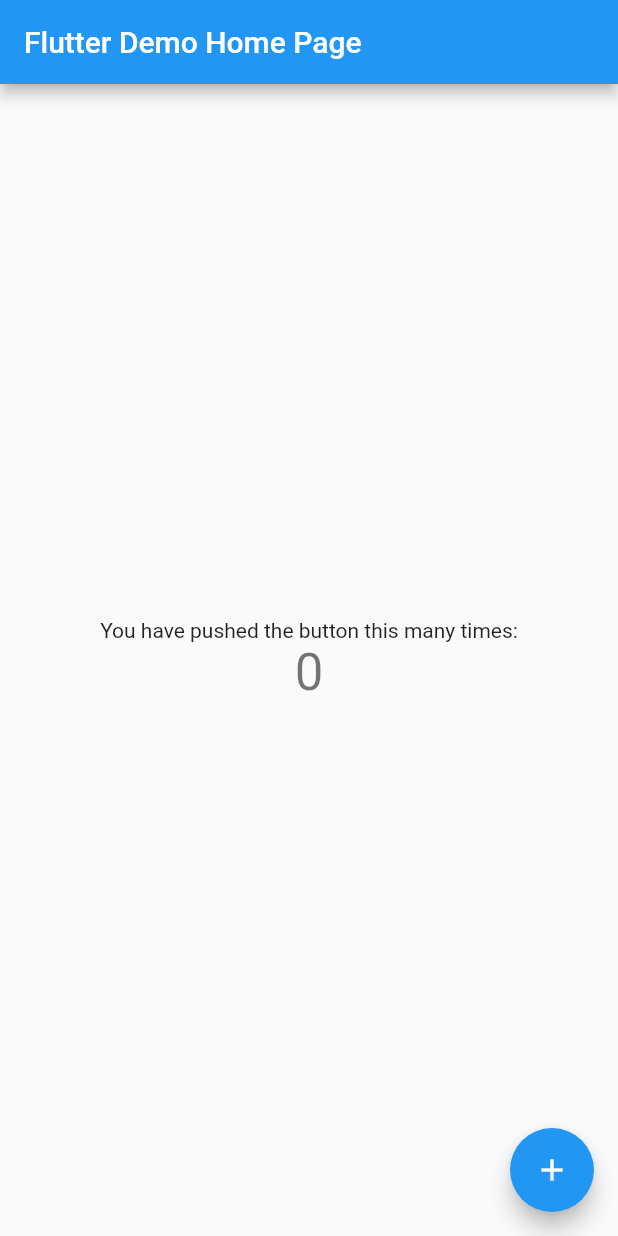
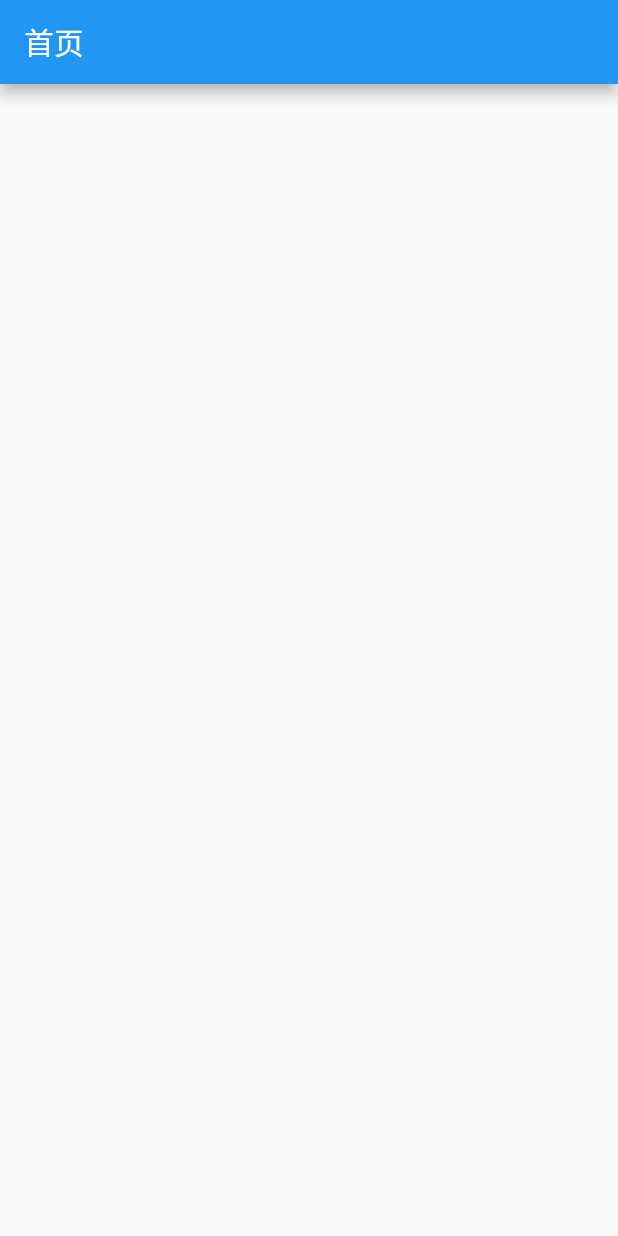
Before and after one commit to chuheridangwu/GirlPhotos, a Flutter app: the screen it shows after launch, on a phone screen of 412 x 824 dp. Run offline on Flutter 3.47's test engine with Material 2 defaults, Android fonts, the phone set to English and light mode, and no system bars; our stand-ins replace dio; network calls fail.

Commit message:
添加页面和网络请求dio,配置基础网络接口数据

```diff
--- /dev/null
+++ b/girl_photos/lib/home.dart
@@ -0,0 +1,26 @@
+import 'package:flutter/material.dart';
+import 'package:girl_photos/network_tool.dart';
+
+class HomePage extends StatefulWidget {
+  @override
+  _HomePageState createState() => _HomePageState();
+}
+
+class _HomePageState extends State<HomePage> {
+  @override
+  void initState() {
+    super.initState();
+    NetWorkTool().getBaseIP();
+    NetWorkTool().getHomeList();
+  }
+
+  @override
+  Widget build(BuildContext context) {
+    return Scaffold(
+      appBar: AppBar(
+        title: Text('首页'),
+      ),
+      body: Center(),
+    );
+  }
+}
--- a/girl_photos/lib/main.dart
+++ b/girl_photos/lib/main.dart
@@ -1,4 +1,5 @@
 import 'package:flutter/material.dart';
+import 'package:girl_photos/home.dart';
 
 void main() => runApp(MyApp());
 
@@ -8,104 +9,11 @@ class MyApp extends StatelessWidget {
   Widget build(BuildContext context) {
     return MaterialApp(
       title: 'Flutter Demo',
+      debugShowCheckedModeBanner: false,
       theme: ThemeData(
-        // This is the theme of your application.
-        //
-        // Try running your application with "flutter run". You'll see the
-        // application has a blue toolbar. Then, without quitting the app, try
-        // changing the primarySwatch below to Colors.green and then invoke
-        // "hot reload" (press "r" in the console where you ran "flutter run",
-        // or simply save your changes to "hot reload" in a Flutter IDE).
-        // Notice that the counter didn't reset back to zero; the application
-        // is not restarted.
         primarySwatch: Colors.blue,
       ),
-      home: MyHomePage(title: 'Flutter Demo Home Page'),
+      home: HomePage(),
     );
   }
 }
-
-class MyHomePage extends StatefulWidget {
-  MyHomePage({Key key, this.title}) : super(key: key);
-
-  // This widget is the home page of your application. It is stateful, meaning
-  // that it has a State object (defined below) that contains fields that affect
-  // how it looks.
-
-  // This class is the configuration for the state. It holds the values (in this
-  // case the title) provided by the parent (in this case the App widget) and
-  // used by the build method of the State. Fields in a Widget subclass are
-  // always marked "final".
-
-  final String title;
-
-  @override
-  _MyHomePageState createState() => _MyHomePageState();
-}
-
-class _MyHomePageState extends State<MyHomePage> {
-  int _counter = 0;
-
-  void _incrementCounter() {
-    setState(() {
-      // This call to setState tells the Flutter framework that something has
-      // changed in this State, which causes it to rerun the build method below
-      // so that the display can reflect the updated values. If we changed
-      // _counter without calling setState(), then the build method would not be
-      // called again, and so nothing would appear to happen.
-      _counter++;
-    });
-  }
-
-  @override
-  Widget build(BuildContext context) {
-    // This method is rerun every time setState is called, for instance as done
-    // by the _incrementCounter method above.
-    //
-    // The Flutter framework has been optimized to make rerunning build methods
-    // fast, so that you can just rebuild anything that needs updating rather
-    // than having to individually change instances of widgets.
-    return Scaffold(
-      appBar: AppBar(
-        // Here we take the value from the MyHomePage object that was created by
-        // the App.build method, and use it to set our appbar title.
-        title: Text(widget.title),
-      ),
-      body: Center(
-        // Center is a layout widget. It takes a single child and positions it
-        // in the middle of the parent.
-        child: Column(
-          // Column is also layout widget. It takes a list of children and
-          // arranges them vertically. By default, it sizes itself to fit its
-          // children horizontally, and tries to be as tall as its parent.
-          //
-          // Invoke "debug painting" (press "p" in the console, choose the
-          // "Toggle Debug Paint" action from the Flutter Inspector in Android
-          // Studio, or the "Toggle Debug Paint" command in Visual Studio Code)
-          // to see the wireframe for each widget.
-          //
-          // Column has various properties to control how it sizes itself and
-          // how it positions its children. Here we use mainAxisAlignment to
-          // center the children vertically; the main axis here is the vertical
-          // axis because Columns are vertical (the cross axis would be
-          // horizontal).
-          mainAxisAlignment: MainAxisAlignment.center,
-          children: <Widget>[
-            Text(
-              'You have pushed the button this many times:',
-            ),
-            Text(
-              '$_counter',
-              style: Theme.of(context).textTheme.display1,
-            ),
-          ],
-        ),
-      ),
-      floatingActionButton: FloatingActionButton(
-        onPressed: _incrementCounter,
-        tooltip: 'Increment',
-        child: Icon(Icons.add),
-      ), // This trailing comma makes auto-formatting nicer for build methods.
-    );
-  }
-}
--- a/girl_photos/pubspec.yaml
+++ b/girl_photos/pubspec.yaml
@@ -19,6 +19,7 @@ environment:
 dependencies:
   flutter:
     sdk: flutter
+  dio: ^2.1.16
 
   # The following adds the Cupertino Icons font to your application.
   # Use with the CupertinoIcons class for iOS style icons.
```
Also changed, not shown: girl_photos/lib/network_tool.dart (added, +25 -0 lines), girl_photos/lib/details.dart (added), girl_photos/lib/latest.dart (added), girl_photos/lib/ranking.dart (added).
